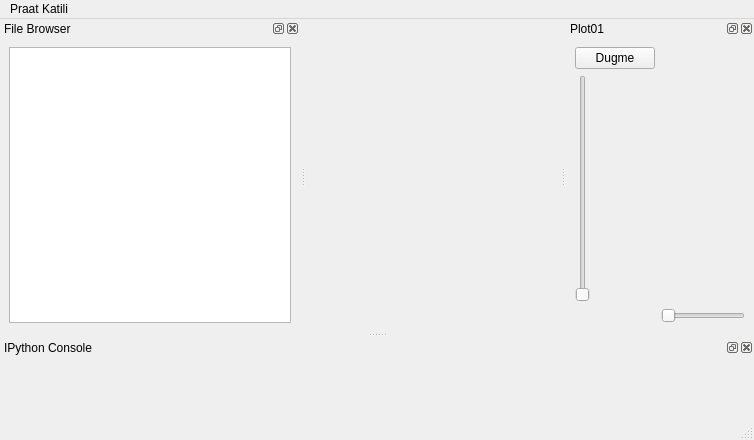
keryil/PraatKatili, file res/mainwindow.ui: the form before one commit.
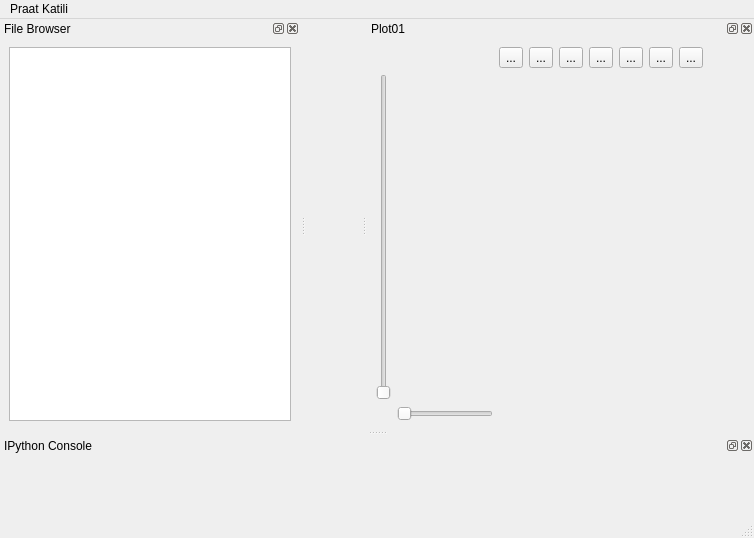
The form after the commit. Custom widgets are drawn as their Qt base class.

```diff
--- a/res/mainwindow.ui
+++ b/res/mainwindow.ui
@@ -7,7 +7,7 @@
     <x>0</x>
     <y>0</y>
     <width>754</width>
-    <height>440</height>
+    <height>538</height>
    </rect>
   </property>
   <property name="windowTitle">
@@ -43,8 +43,8 @@
    </property>
    <property name="minimumSize">
     <size>
-     <width>127</width>
-     <height>153</height>
+     <width>387</width>
+     <height>164</height>
     </size>
    </property>
    <property name="baseSize">
@@ -67,30 +67,90 @@
      </sizepolicy>
     </property>
     <layout class="QGridLayout" name="gridLayout">
-     <item row="0" column="0">
-      <widget class="QPushButton" name="pushButton">
+     <item row="0" column="5">
+      <widget class="QToolButton" name="toolButton_3">
        <property name="text">
-        <string>Dugme</string>
+        <string>...</string>
        </property>
       </widget>
      </item>
-     <item row="3" column="0">
+     <item row="0" column="7">
+      <widget class="QToolButton" name="toolButton_5">
+       <property name="text">
+        <string>...</string>
+       </property>
+       <attribute name="buttonGroup">
+        <string notr="true">buttonGroup</string>
+       </attribute>
+      </widget>
+     </item>
+     <item row="1" column="2" colspan="15">
+      <widget class="PlotCanvas" name="plotCanvas" native="true"/>
+     </item>
+     <item row="1" column="0">
       <widget class="QSlider" name="sliderZoomY">
        <property name="orientation">
         <enum>Qt::Vertical</enum>
        </property>
       </widget>
      </item>
-     <item row="3" column="1">
-      <widget class="PlotCanvas" name="plotCanvas" native="true"/>
+     <item row="0" column="4">
+      <widget class="QToolButton" name="toolButton_2">
+       <property name="text">
+        <string>...</string>
+       </property>
+       <attribute name="buttonGroup">
+        <string notr="true">buttonGroup</string>
+       </attribute>
+      </widget>
      </item>
-     <item row="4" column="1">
+     <item row="0" column="6" alignment="Qt::AlignTop">
+      <widget class="QToolButton" name="toolButton_4">
+       <property name="text">
+        <string>...</string>
+       </property>
+       <attribute name="buttonGroup">
+        <string notr="true">buttonGroup</string>
+       </attribute>
+      </widget>
+     </item>
+     <item row="2" column="2">
       <widget class="QSlider" name="sliderZoomX">
        <property name="orientation">
         <enum>Qt::Horizontal</enum>
        </property>
       </widget>
      </item>
+     <item row="0" column="8">
+      <widget class="QToolButton" name="toolButton_6">
+       <property name="text">
+        <string>...</string>
+       </property>
+       <attribute name="buttonGroup">
+        <string notr="true">buttonGroup</string>
+       </attribute>
+      </widget>
+     </item>
+     <item row="0" column="9" alignment="Qt::AlignLeft">
+      <widget class="QToolButton" name="toolButton_7">
+       <property name="text">
+        <string>...</string>
+       </property>
+       <attribute name="buttonGroup">
+        <string notr="true">buttonGroup</string>
+       </attribute>
+      </widget>
+     </item>
+     <item row="0" column="3">
+      <widget class="QToolButton" name="toolButton">
+       <property name="text">
+        <string>...</string>
+       </property>
+       <attribute name="buttonGroup">
+        <string notr="true">buttonGroup</string>
+       </attribute>
+      </widget>
+     </item>
     </layout>
    </widget>
   </widget>
```
Left out of the diff: 10 changed lines with no effect on the pictures.
